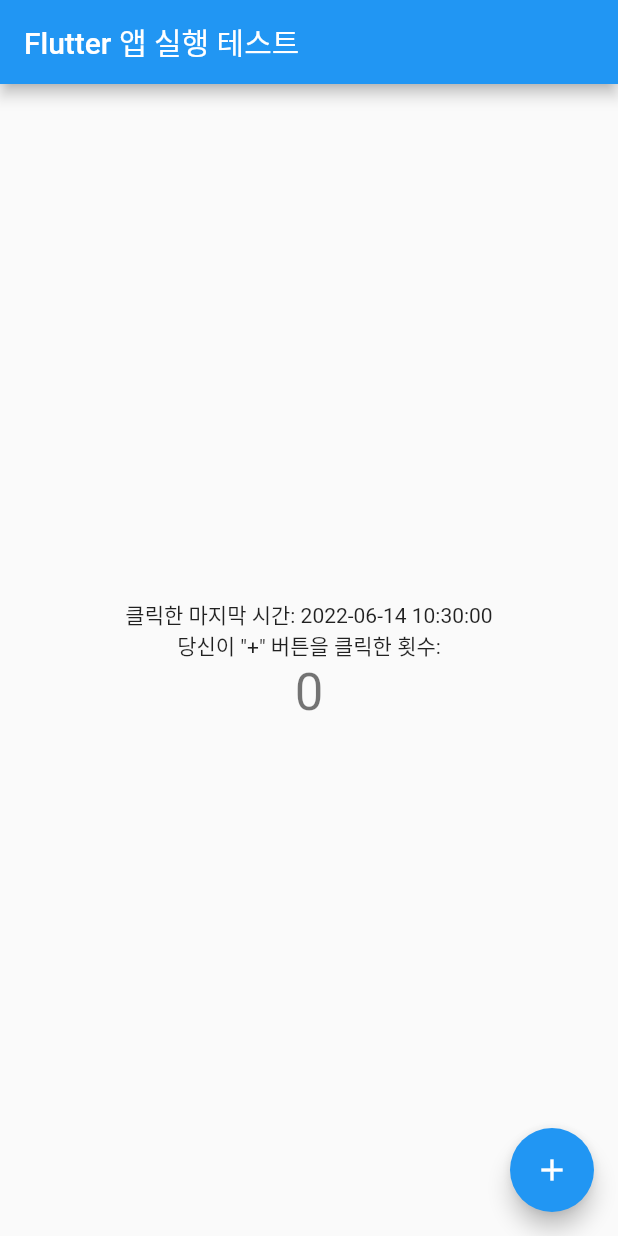
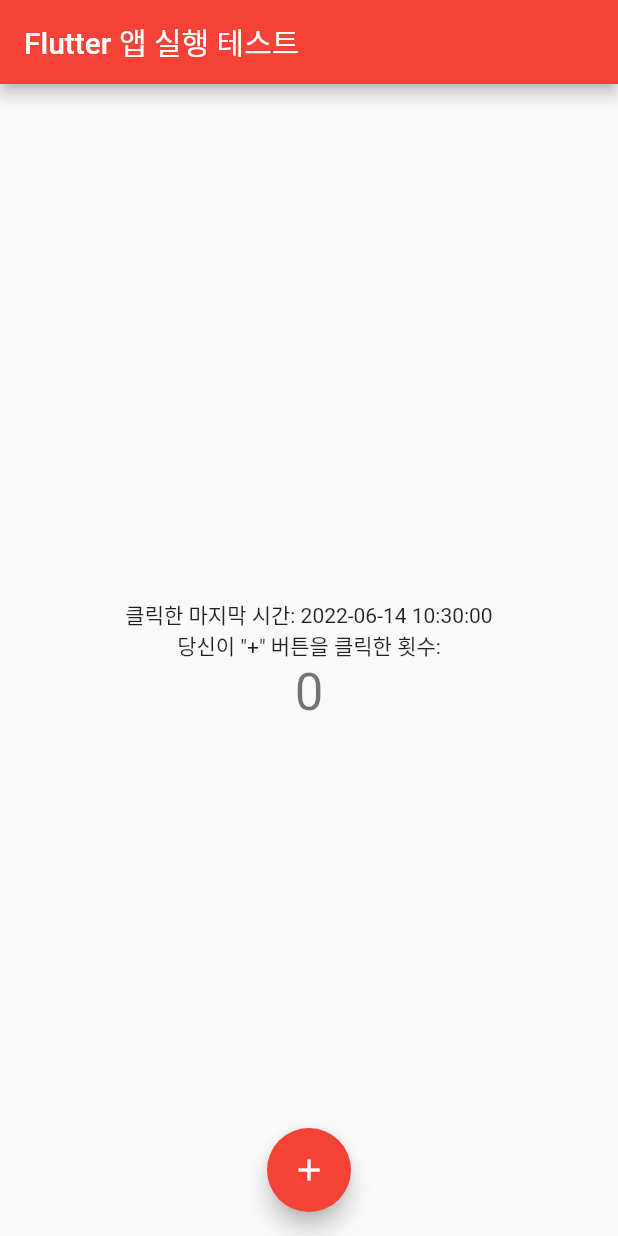
Before and after one commit to hyunyongil/gng_app, a Flutter app: the screen it shows after launch, on a phone screen of 412 x 824 dp. Run offline on Flutter 3.47's test engine with Material 2 defaults, Android fonts, the light colour scheme and no system bars.

Commit message:
2022-06-14(4)

```diff
--- a/lib/main.dart
+++ b/lib/main.dart
@@ -22,7 +22,7 @@ class MyApp extends StatelessWidget {
         // or simply save your changes to "hot reload" in a Flutter IDE).
         // Notice that the counter didn't reset back to zero; the application
         // is not restarted.
-        primarySwatch: Colors.blue,
+        primarySwatch: Colors.red,
       ),
       home: const MyHomePage(title: 'Flutter 앱 실행 테스트'),
     );
@@ -114,7 +114,8 @@ class _MyHomePageState extends State<MyHomePage> {
           onPressed: _incrementCounter,
           tooltip: 'Increment',
           child: const Icon(Icons.add),
+          backgroundColor: Colors.red,
         ), // This trailing comma makes auto-formatting nicer for build methods.
-    );
+        floatingActionButtonLocation: FloatingActionButtonLocation.centerFloat);
   }
 }
```
Lines whose indentation alone changed are shown as unchanged.
